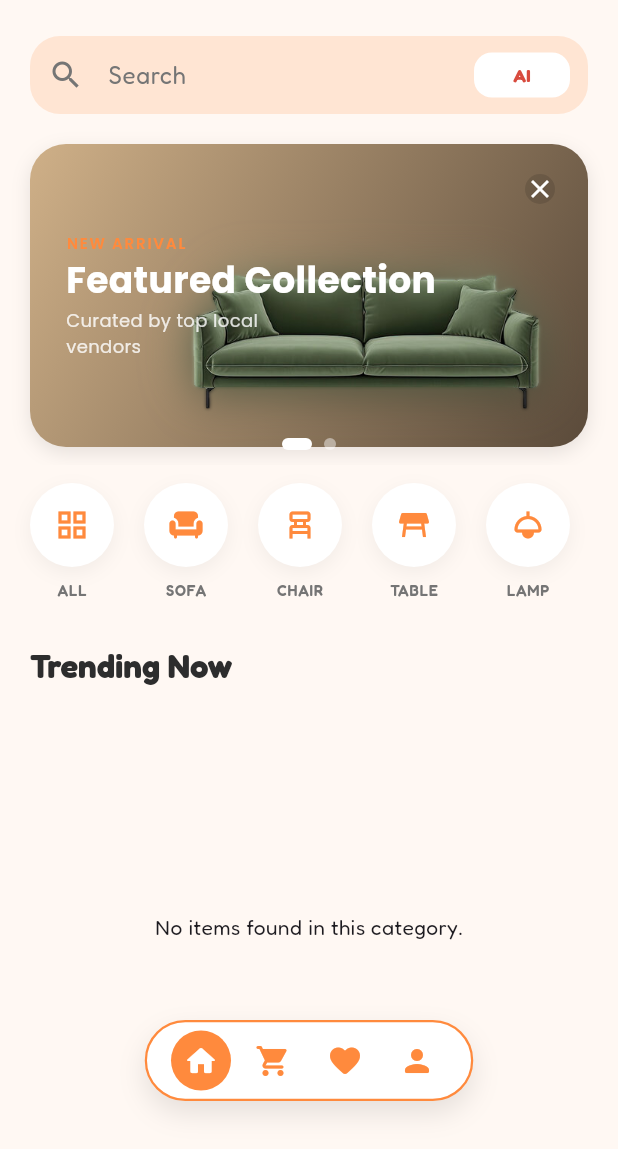
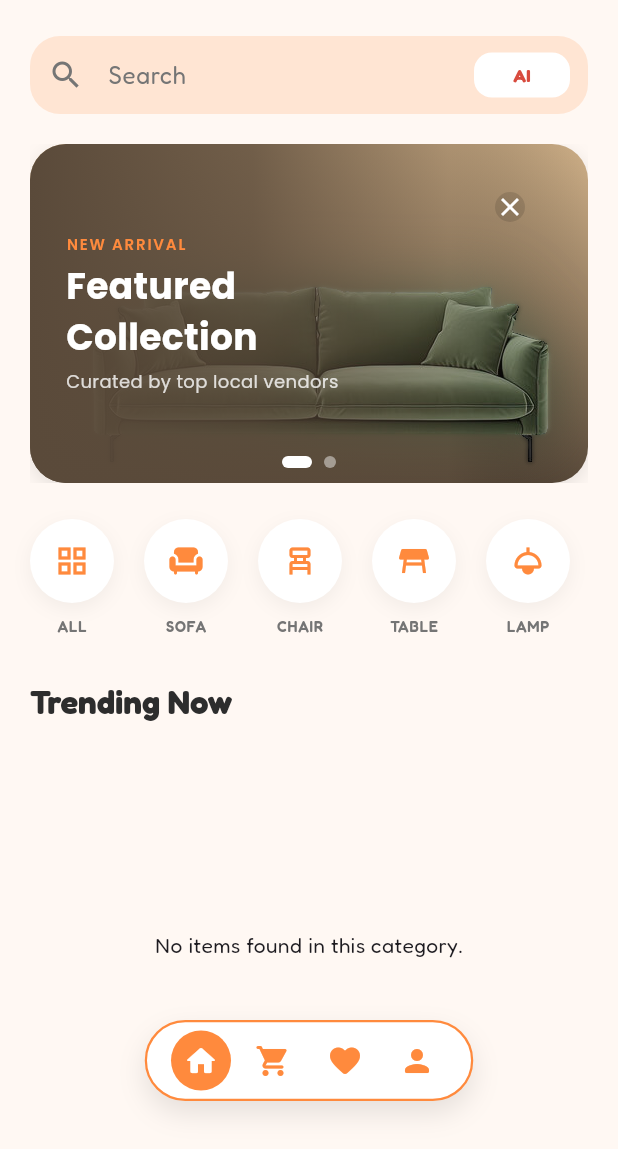
Before and after one commit to SDGPCS120/PocketRoom, a Flutter app: the screen it shows after launch, on a phone screen of 412 x 824 dp, the part 87-1236 px from its top. Run offline on Flutter 3.47's test engine with Material 3 defaults, Android fonts, the phone set to English and light mode, and no system bars; our stand-ins replace cloud_firestore, dio, firebase_auth, firebase_core, flutter_riverpod, google_fonts and 5 more; missing offline and left inert: dart:js_interop, webview_flutter_web; accounts and stored records are empty; network calls fail.

Commit message:
resolving duplicae google fonts import

```diff
--- a/frontend/mobile/lib/src/features/home/presentation/widgets/featured_collection_card.dart
+++ b/frontend/mobile/lib/src/features/home/presentation/widgets/featured_collection_card.dart
@@ -1,6 +1,6 @@
 import 'dart:async';
 import 'package:flutter/material.dart';
-import '../../../../common_widgets/feature_banner.dart';
+import 'package:google_fonts/google_fonts.dart';
 import '../../../budget/ui/budget_planner_page.dart';
 
 class FeaturedCollectionCard extends StatefulWidget {
@@ -57,9 +57,10 @@ class _FeaturedCollectionCardState extends State<FeaturedCollectionCard> {
       duration: const Duration(milliseconds: 300),
       curve: Curves.easeInOut,
       child: _isVisible
-          ? SizedBox(
+          ? Container(
               width: double.infinity,
-              height: 226,
+              margin: const EdgeInsets.symmetric(horizontal: 20, vertical: 12),
+              height: MediaQuery.of(context).size.width > 900 ? 300 : 226,
               child: Stack(
                 children: [
                   PageView(
@@ -72,45 +73,8 @@ class _FeaturedCollectionCardState extends State<FeaturedCollectionCard> {
                       _startAutoSwitchTimer();
                     },
                     children: [
-                      const FeatureBanner(
-                        title: 'Featured Collection',
-                        subtitle: 'Curated by top local vendors',
-                        tagText: 'NEW ARRIVAL',
-                        margin: EdgeInsets.symmetric(horizontal: 20, vertical: 12),
-                        foregroundWidget: Padding(
-                          padding: EdgeInsets.only(top: 20),
-                          child: Image(
-                            image: AssetImage('assets/bannerSofa.png'),
-                            height: 240,
-                            fit: BoxFit.contain,
-                          ),
-                        ),
-                      ),
-                      FeatureBanner(
-                        title: 'Smart Planning',
-                        subtitle: 'Plan your room within budget before you commit.',
-                        tagText: 'SMART PLANNING',
-                        tagColor: const Color(0xFFFFD27A),
-                        gradientColors: const [
-                          Color.fromARGB(255, 92, 207, 245),
-                          Color.fromARGB(255, 103, 95, 255),
-                        ],
-                        margin: const EdgeInsets.symmetric(horizontal: 20, vertical: 12),
-                        ctaText: 'Try now',
-                        onCtaTap: () {
-                          Navigator.push(
-                            context,
-                            MaterialPageRoute(
-                              builder: (context) => const BudgetPlannerPage(),
-                            ),
-                          );
-                        },
-                        foregroundWidget: Icon(
-                          Icons.savings_outlined,
-                          size: 120,
-                          color: Colors.white.withValues(alpha: 0.12),
-                        ),
-                      ),
+                      _buildFeaturedCard(),
+                      _buildBudgetingCard(context),
                     ],
                   ),
                   Positioned(
@@ -157,7 +121,206 @@ class _FeaturedCollectionCardState extends State<FeaturedCollectionCard> {
                 ],
               ),
             )
-          : const SizedBox.shrink(),
+          : const SizedBox.shrink(), // Takes up zero space when hidden
+    );
+  }
+
+  Widget _buildFeaturedCard() {
+    return Container(
+      decoration: BoxDecoration(
+        borderRadius: BorderRadius.circular(24),
+        gradient: const LinearGradient(
+          begin: Alignment.topCenter,
+          end: Alignment.bottomCenter,
+          colors: [
+            Color(0xFFCfb088),
+            Color(0xFF5A4A3A),
+          ],
+        ),
+        boxShadow: [
+          BoxShadow(
+            color: Colors.black.withValues(alpha: 0.1),
+            blurRadius: 10,
+            offset: const Offset(0, 4),
+          ),
+        ],
+      ),
+      child: ClipRRect(
+        borderRadius: BorderRadius.circular(24),
+        child: Stack(
+          children: [
+            Positioned(
+              right: MediaQuery.of(context).size.width > 900 ? 40 : -30,
+              bottom: MediaQuery.of(context).size.width > 900 ? 0 : -20,
+              child: Image.asset(
+                'assets/bannerSofa.png',
+                height: MediaQuery.of(context).size.width > 900 ? 320 : 240,
+                fit: BoxFit.contain,
+              ),
+            ),
+            Positioned.fill(
+              child: Container(
+                decoration: BoxDecoration(
+                  gradient: LinearGradient(
+                    begin: Alignment.centerLeft,
+                    end: Alignment.centerRight,
+                    colors: [
+                      const Color(0xFF5A4A3A),
+                      const Color(0xFF5A4A3A).withValues(alpha: 0.8),
+                      const Color(0xFF5A4A3A).withValues(alpha: 0.3),
+                      Colors.transparent,
+                    ],
+                    stops: const [0.0, 0.4, 0.75, 1.0],
+                  ),
+                ),
+              ),
+            ),
+            Positioned(
+              left: 24,
+              right: 120,
+              top: 0,
+              bottom: 0,
+              child: Column(
+                crossAxisAlignment: CrossAxisAlignment.start,
+                mainAxisAlignment: MainAxisAlignment.center,
+                children: [
+                  Text(
+                    'NEW ARRIVAL',
+                    style: GoogleFonts.poppins(
+                      color: const Color(0xFFFF8A3D),
+                      fontWeight: FontWeight.w600,
+                      fontSize: 10,
+                      letterSpacing: 1.2,
+                    ),
+                  ),
+                  const SizedBox(height: 4),
+                  Text(
+                    'Featured Collection',
+                    style: GoogleFonts.poppins(
+                      color: Colors.white,
+                      fontWeight: FontWeight.bold,
+                      fontSize: 24,
+                    ),
+                  ),
+                  const SizedBox(height: 4),
+                  Text(
+                    'Curated by top local vendors',
+                    style: GoogleFonts.poppins(
+                      color: Colors.white.withValues(alpha: 0.8),
+                      fontSize: 12,
+                    ),
+                  ),
+                ],
+              ),
+            ),
+          ],
+        ),
+      ),
+    );
+  }
+
+  Widget _buildBudgetingCard(BuildContext context) {
+    return Container(
+      decoration: BoxDecoration(
+        borderRadius: BorderRadius.circular(24),
+        gradient: const LinearGradient(
+          begin: Alignment.topLeft,
+          end: Alignment.bottomRight,
+          colors: [
+            Color.fromARGB(255, 92, 207, 245),
+            Color.fromARGB(255, 103, 95, 255),
+          ],
+        ),
+        boxShadow: [
+          BoxShadow(
+            color: Colors.black.withValues(alpha: 0.1),
+            blurRadius: 10,
+            offset: const Offset(0, 4),
+          ),
+        ],
+      ),
+      child: ClipRRect(
+        borderRadius: BorderRadius.circular(24),
+        child: Stack(
+          children: [
+            Positioned(
+              right: -10,
+              top: 22,
+              child: Icon(
+                Icons.savings_outlined,
+                size: 120,
+                color: Colors.white.withValues(alpha: 0.12),
+              ),
+            ),
+            Padding(
+              padding: const EdgeInsets.fromLTRB(24, 20, 24, 32),
+              child: Column(
+                crossAxisAlignment: CrossAxisAlignment.start,
+                mainAxisAlignment: MainAxisAlignment.end,
+                children: [
+                  Text(
+                    'SMART PLANNING',
+                    style: GoogleFonts.poppins(
+                      color: const Color(0xFFFFD27A),
+                      fontWeight: FontWeight.w600,
+                      fontSize: 10,
+                      letterSpacing: 1.2,
+                    ),
+                  ),
+                  const SizedBox(height: 6),
+                  Text(
+                    'Try out our budgeting feature',
+                    style: GoogleFonts.poppins(
+                      color: Colors.white,
+                      fontWeight: FontWeight.bold,
+                      fontSize: 24,
+                      height: 1.1,
+                    ),
+                  ),
+                  const SizedBox(height: 6),
+                  Text(
+                    'Plan your room within budget before you commit.',
+                    style: GoogleFonts.poppins(
+                      color: Colors.white.withValues(alpha: 0.82),
+                      fontSize: 12,
+                    ),
+                  ),
+                  const SizedBox(height: 14),
+                  SizedBox(
+                    height: 36,
+                    child: ElevatedButton(
+                      onPressed: () {
+                        Navigator.push(
+                          context,
+                          MaterialPageRoute(
+                            builder: (context) => const BudgetPlannerPage(),
+                          ),
+                        );
+                      },
+                      style: ElevatedButton.styleFrom(
+                        backgroundColor: const Color(0xFFFFD27A),
+                        foregroundColor: const Color(0xFF183328),
+                        elevation: 0,
+                        padding: const EdgeInsets.symmetric(horizontal: 18),
+                        shape: RoundedRectangleBorder(
+                          borderRadius: BorderRadius.circular(14),
+                        ),
+                      ),
+                      child: const Text(
+                        'Try now',
+                        style: TextStyle(
+                          fontSize: 14,
+                          fontWeight: FontWeight.w700,
+                        ),
+                      ),
+                    ),
+                  ),
+                ],
+              ),
+            ),
+          ],
+        ),
+      ),
     );
   }
 }
```
